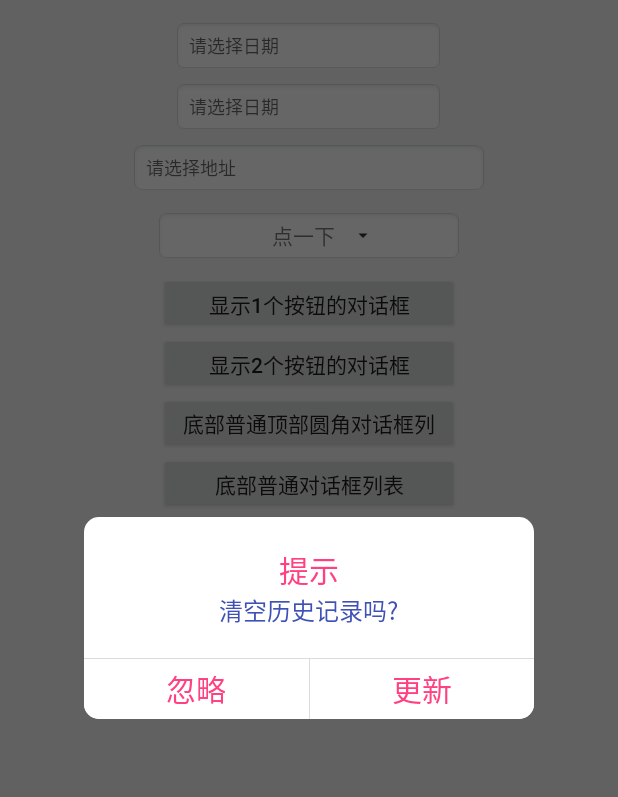
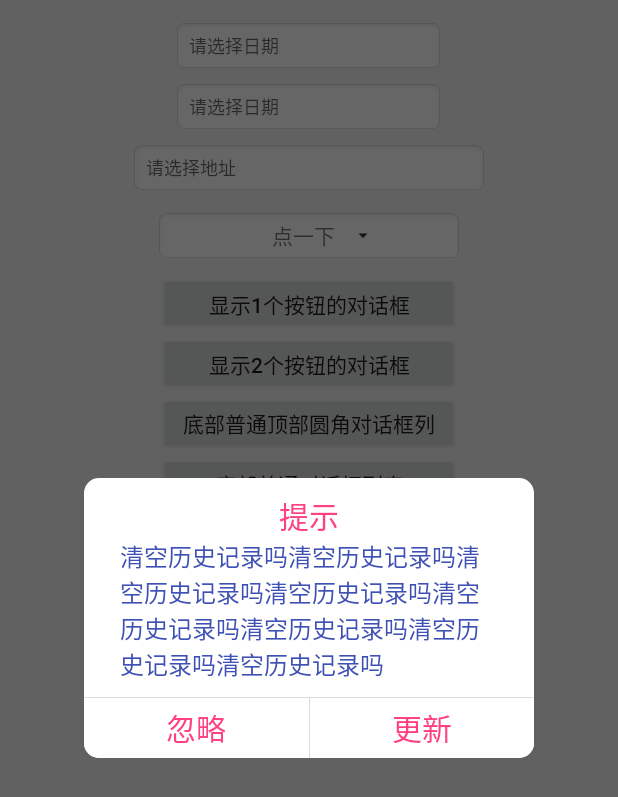
Before and after one commit to ChrisLeeLcx/CpLibrary, an Android app: the DialogActivity screen opened directly, with no data from a screen before it, after a tap on "显示2个按钮的对话框", on a phone screen of 412 x 824 dp. Shown: the top 797 px of the screen. Run offline under Robolectric (Android 15) with nearby library versions, the phone set to English and light mode, and no system bars; our stand-ins replace EventBus.

Commit message:
1、1个和2个按钮的通用对话框增加padding设置功能

```diff
--- a/app/src/main/java/com/lee/demo/ui/activity/DialogActivity.java
+++ b/app/src/main/java/com/lee/demo/ui/activity/DialogActivity.java
@@ -139,8 +139,10 @@ public class DialogActivity extends SwipeBackActivity implements View.OnClickLis
                 });
                 break;
             case R.id.btn_1btn:
+                String title1 = "清空历史记录吗清空历史记录吗清空历史记录吗清空历史记录吗清空历史记录吗清空历史记录吗清空历史记录吗清空历史记录吗";
+//                String title1 = "我是标题哦！";
                 CpComDialog.Builder.builder(getSelfActivity())
-                        .setTitle("我是标题哦！").setContent("啦啦啦啦").build().show1BtnDialog(
+                        .setTitle("我是标题哦！").setContent(title1).build().show1BtnDialog(
                         new CpComDialog.Dialog1BtnCallBack() {
                             @Override
                             public void sure() {
@@ -149,11 +151,14 @@ public class DialogActivity extends SwipeBackActivity implements View.OnClickLis
                         });
                 break;
             case R.id.btn_2btn:
+                String title = "清空历史记录吗清空历史记录吗清空历史记录吗清空历史记录吗清空历史记录吗清空历史记录吗清空历史记录吗清空历史记录吗";
+//                String title = "清空历史记录 ";
                 CpComDialog.Builder.builder(getSelfActivity()).
-                        setTitle("提示").setContent("清空历史记录吗?").setTxtCancel("忽略").setSure("更新")
+                        setTitle("提示").setContent(title).setTxtCancel("忽略").setSure("更新")
                         .setTitleSize(20).setContentSize(16).setBtnSize(20)
                         .setTitleColor(getResources().getColor(R.color.colorAccent)).setContentColor(getResources().getColor(R.color.colorPrimary)).setBtnColor(getResources().getColor(R.color.colorAccent))
                         .setWidth(300).setHeight(LinearLayout.LayoutParams.WRAP_CONTENT)
+                        .setPadding(24,10,24,10)
                         .setCancel(false)
                         .build().show2BtnDialog(new CpComDialog.Dialog2BtnCallBack() {
                     @Override
--- a/cplibrary/src/main/java/cn/lee/cplibrary/util/dialog/CpComDialog.java
+++ b/cplibrary/src/main/java/cn/lee/cplibrary/util/dialog/CpComDialog.java
@@ -38,7 +38,7 @@ public class CpComDialog {
     private int titleSize, contentSize, btnSize;
     private boolean isCancel;
     private int width, height;//对话框的宽、除去按钮后的高
-
+    private int left=20,top=20,right=20,bottom=20; //对话框标题内容部分的上下左右边距
     private CpComDialog(Context context) {
         this.context = context;
     }
@@ -254,6 +254,7 @@ public class CpComDialog {
             LinearLayout.LayoutParams params = new LinearLayout.LayoutParams(w, h);
             llTop.setLayoutParams(params);
         }
+        llTop.setPadding(ScreenUtil.dp2px(context,left),ScreenUtil.dp2px(context,top),ScreenUtil.dp2px(context,right),ScreenUtil.dp2px(context,bottom));
     }
 
     public interface Dialog2BtnCallBack {
@@ -320,6 +321,15 @@ public class CpComDialog {
         this.height = height;
     }
 
+    public void setPadding(int left, int top, int right, int bottom) {
+        this.left = left;
+        this.top = top;
+        this.right = right;
+        this.bottom = bottom;
+    }
+
+
+
     public static class Builder {
         private Context context;
         private String title, content, txtCancel="取消", sure="确定";//标题、内容、取消按钮、确定按钮的文案
@@ -330,7 +340,7 @@ public class CpComDialog {
                 contentSize = 14, btnSize = 18;//内容 按钮 文字大小、
         private boolean isCancel = true;//是否可以取消,默认可以
         private int width = 245, height = LinearLayout.LayoutParams.WRAP_CONTENT;//对话框的宽、除去按钮后的高 单位dp
-
+        private int left=20,top=20,right=20,bottom=20; //对话框标题内容部分的上下左右边距
         private Builder(Context context) {
             this.context = context;
         }
@@ -354,6 +364,7 @@ public class CpComDialog {
             util.setCancel(isCancel);
             util.setWidth(width);
             util.setHeight(height);
+            util.setPadding(left,top,right,bottom);
             return util;
         }
 
@@ -429,5 +440,16 @@ public class CpComDialog {
             this.height = height;
             return this;
         }
+
+        /**
+         * 对话框标题内容部分的上下左右边距 单位dp
+         */
+        public Builder setPadding(int left, int top, int right, int bottom) {
+            this.left = left;
+            this.top = top;
+            this.right = right;
+            this.bottom = bottom;
+            return this;
+        }
     }
 }
```
